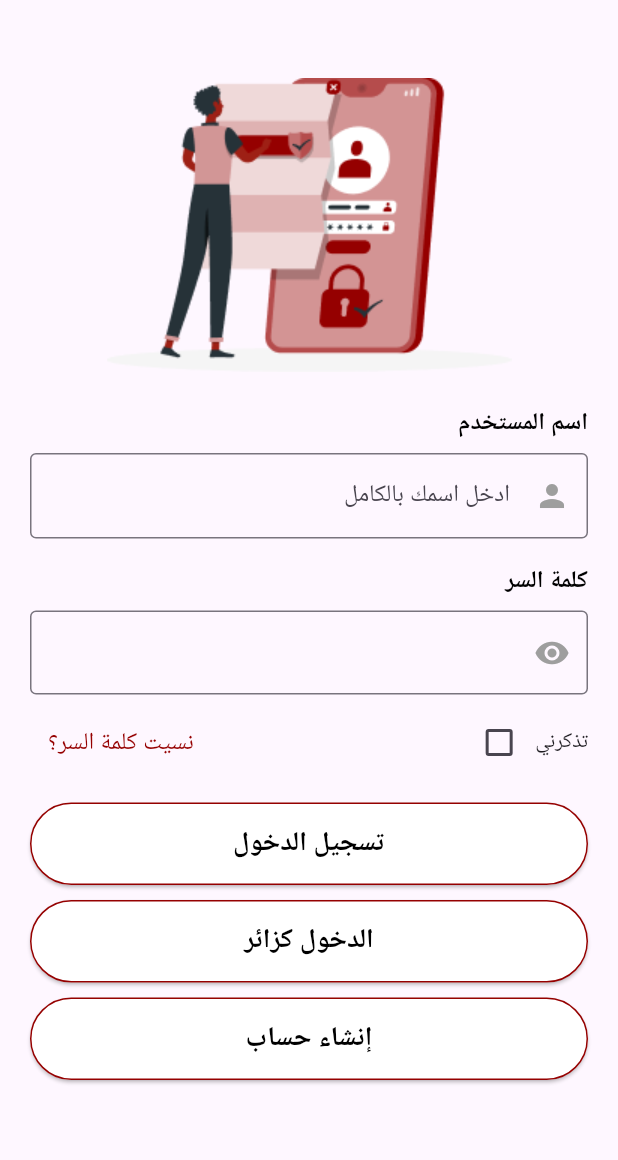
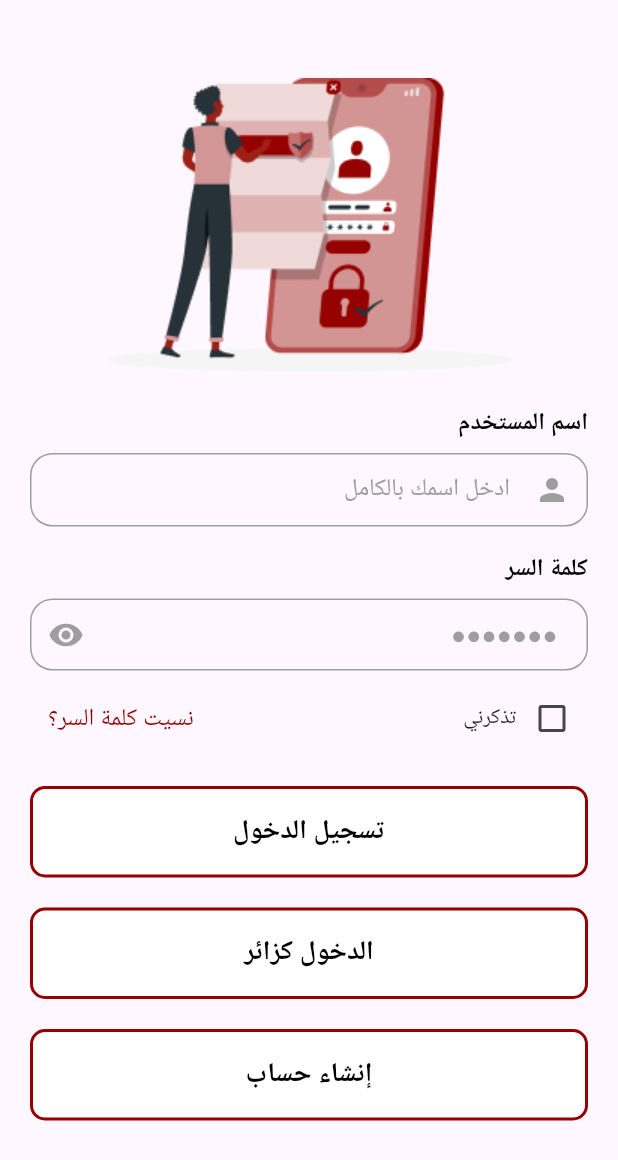
Before and after one commit to Moazzibrahim/Binrushd, a Flutter app: the screen it shows after launch, after a tap on "تخطى", on a phone screen of 412 x 824 dp. Shown: the top 1160 px of the screen. Run offline on Flutter 3.47's test engine with Material 3 defaults, Android fonts, the phone set to English and light mode, and no system bars; our stand-ins replace carousel_slider, flutter_screenutil, pinput; accounts and stored records are empty; network calls fail.

Commit message:
design modifications

```diff
--- a/lib/view/screens/Auth/forget_password/check_forget_password_screen.dart
+++ b/lib/view/screens/Auth/forget_password/check_forget_password_screen.dart
@@ -83,7 +83,7 @@ class _EmailConfirmationScreenState extends State<CheckForgetPasswordScreen> {
             Image.asset("assets/images/email_confirmation.png"),
             const SizedBox(height: 20),
             Text(
-              'ادخل الرمز التعريفي المرسل',
+              '  ادخل الرمز التعريفى المرسل الى البريد الالكترونى',
               textAlign: TextAlign.center,
               style: TextStyle(
                 fontSize: 16,
--- a/lib/view/screens/Auth/login_screen.dart
+++ b/lib/view/screens/Auth/login_screen.dart
@@ -16,6 +16,8 @@ class LoginScreen extends StatefulWidget {
 class _LoginScreenState extends State<LoginScreen> {
   bool _isChecked = false;
   int _selectedButtonIndex = -1;
+  bool _isPasswordVisible =
+      false; // State variable to toggle password visibility
 
   final TextEditingController _emailController = TextEditingController();
   final TextEditingController _passwordController = TextEditingController();
@@ -43,20 +45,36 @@ class _LoginScreenState extends State<LoginScreen> {
                 style: TextStyle(
                   fontSize: 16,
                   color: Colors.black,
-                    fontWeight: FontWeight.w800),
+                  fontWeight: FontWeight.w800,
+                ),
                 textAlign: TextAlign.end,
               ),
               const SizedBox(height: 8),
               TextFormField(
                 controller: _emailController,
                 textAlign: TextAlign.right,
-                decoration: const InputDecoration(
+                decoration: InputDecoration(
                   hintText: 'ادخل اسمك بالكامل',
-                  suffixIcon: Icon(
+                  hintStyle: const TextStyle(color: Colors.grey),
+                  suffixIcon: const Icon(
                     Icons.person,
                     color: Colors.grey,
                   ),
-                  border: OutlineInputBorder(),
+                  contentPadding:
+                      const EdgeInsets.symmetric(vertical: 12, horizontal: 16),
+                  border: OutlineInputBorder(
+                    borderRadius: BorderRadius.circular(15), // Rounded border
+                    borderSide: const BorderSide(color: Colors.grey, width: 1),
+                  ),
+                  enabledBorder: OutlineInputBorder(
+                    borderRadius: BorderRadius.circular(15),
+                    borderSide: const BorderSide(color: Colors.grey, width: 1),
+                  ),
+                  focusedBorder: OutlineInputBorder(
+                    borderRadius: BorderRadius.circular(15),
+                    borderSide:
+                        const BorderSide(color: Colors.grey, width: 1.5),
+                  ),
                 ),
                 validator: (value) {
                   if (value == null || value.isEmpty) {
@@ -71,20 +89,47 @@ class _LoginScreenState extends State<LoginScreen> {
                 style: TextStyle(
                   fontSize: 16,
                   color: Colors.black,
-                    fontWeight: FontWeight.w800),
+                  fontWeight: FontWeight.w800,
+                ),
                 textAlign: TextAlign.end,
               ),
               const SizedBox(height: 8),
               TextFormField(
                 controller: _passwordController,
                 textAlign: TextAlign.right,
-                obscureText: true,
-                decoration: const InputDecoration(
-                  suffixIcon: Icon(
-                    Icons.visibility,
+                obscureText: !_isPasswordVisible,
+                decoration: InputDecoration(
+                  hintText: "●●●●●●●",
+                  hintStyle: const TextStyle(color: Colors.grey),
+                  prefixIcon: IconButton(
+                    icon: Icon(
+                      _isPasswordVisible
+                          ? Icons.visibility_off
+                          : Icons.visibility,
                       color: Colors.grey,
                     ),
-                  border: OutlineInputBorder(),
+                    onPressed: () {
+                      setState(() {
+                        _isPasswordVisible =
+                            !_isPasswordVisible; // Toggle the state
+                      });
+                    },
+                  ),
+                  contentPadding:
+                      const EdgeInsets.symmetric(vertical: 12, horizontal: 16),
+                  border: OutlineInputBorder(
+                    borderRadius: BorderRadius.circular(15), // Rounded border
+                    borderSide: const BorderSide(color: Colors.grey, width: 1),
+                  ),
+                  enabledBorder: OutlineInputBorder(
+                    borderRadius: BorderRadius.circular(15),
+                    borderSide: const BorderSide(color: Colors.grey, width: 1),
+                  ),
+                  focusedBorder: OutlineInputBorder(
+                    borderRadius: BorderRadius.circular(15),
+                    borderSide:
+                        const BorderSide(color: Colors.grey, width: 1.5),
+                  ),
                 ),
                 validator: (value) {
                   if (value == null || value.isEmpty) {
@@ -117,6 +162,7 @@ class _LoginScreenState extends State<LoginScreen> {
                   ),
                   Row(
                     children: [
+                      const Text("تذكرني"),
                       Checkbox(
                           value: _isChecked,
                           onChanged: (val) {
@@ -124,7 +170,6 @@ class _LoginScreenState extends State<LoginScreen> {
                               _isChecked = val!;
                             });
                           }),
-                      const Text('تذكرني'),
                     ],
                   ),
                 ],
@@ -139,6 +184,32 @@ class _LoginScreenState extends State<LoginScreen> {
                   buildSelectableButton('الدخول كزائر', 1),
                   const SizedBox(height: 10),
                   buildSelectableButton('إنشاء حساب', 2),
+                  // Row(
+                  //   mainAxisAlignment: MainAxisAlignment.center,
+                  //   children: [
+                  //     IconButton(
+                  //       icon: Image.asset('assets/images/google.png'),
+                  //       onPressed: () {
+                  //         // Handle Google login
+                  //       },
+                  //     ),
+                  //     IconButton(
+                  //       icon: Image.asset('assets/images/apple.png'),
+                  //       onPressed: () {
+                  //         // Handle Apple login
+                  //       },
+                  //     ),
+                  //     IconButton(
+                  //       icon: Image.asset(
+                  //         'assets/images/Facebook.png',
+                  //         height: 25,
+                  //       ),
+                  //       onPressed: () {
+                  //         // Handle Facebook login
+                  //       },
+                  //     ),
+                  //   ],
+                  // ),
                 ],
               ),
               const SizedBox(height: 16),
@@ -150,7 +221,19 @@ class _LoginScreenState extends State<LoginScreen> {
   }
 
   Widget buildSelectableButton(String text, int index) {
-    return ElevatedButton(
+    return Container(
+      margin: const EdgeInsets.symmetric(vertical: 5),
+      decoration: BoxDecoration(
+        borderRadius: BorderRadius.circular(10), // Rounded corners
+        border: Border.all(
+          color: _selectedButtonIndex == index
+              ? Colors.transparent
+              : backgroundColor,
+          width: 2,
+        ),
+        color: _selectedButtonIndex == index ? backgroundColor : Colors.white,
+      ),
+      child: ElevatedButton(
         onPressed: () {
           setState(() {
             _selectedButtonIndex = index;
@@ -176,17 +259,22 @@ class _LoginScreenState extends State<LoginScreen> {
           }
         },
         style: ElevatedButton.styleFrom(
-        backgroundColor:
-            _selectedButtonIndex == index ? backgroundColor : Colors.white,
-        side: BorderSide(color: backgroundColor),
-        padding: const EdgeInsets.symmetric(vertical: 14),
+          padding: const EdgeInsets.symmetric(
+              vertical: 15), // Increased padding for height
+          shape: RoundedRectangleBorder(
+            borderRadius:
+                BorderRadius.circular(10), // Match container's border radius
+          ),
+          elevation: 0, // Remove shadow
+          backgroundColor: Colors.transparent, // Transparent for better control
         ),
         child: Text(
           text,
           style: TextStyle(
             color: _selectedButtonIndex == index ? Colors.white : Colors.black,
             fontSize: 18,
-          fontWeight: FontWeight.w600,
+            fontWeight: FontWeight.bold,
+          ),
         ),
       ),
     );
--- a/pubspec.yaml
+++ b/pubspec.yaml
@@ -33,7 +33,6 @@ dependencies:
   flutter:
     sdk: flutter
   flutter_screenutil: ^5.9.3
-  flutter_secure_storage: ^9.2.2
   google_fonts: ^6.2.1
   http: ^1.2.2
   pinput: ^5.0.0
```
Also changed, not shown: lib/view/screens/Auth/forget_password/new_password_screen.dart (+49 -12 lines), assets/images/Facebook.png (added), assets/images/apple.png (added), assets/images/google (1).png (added), 1 other file. Lines whose indentation alone changed are shown as unchanged.
